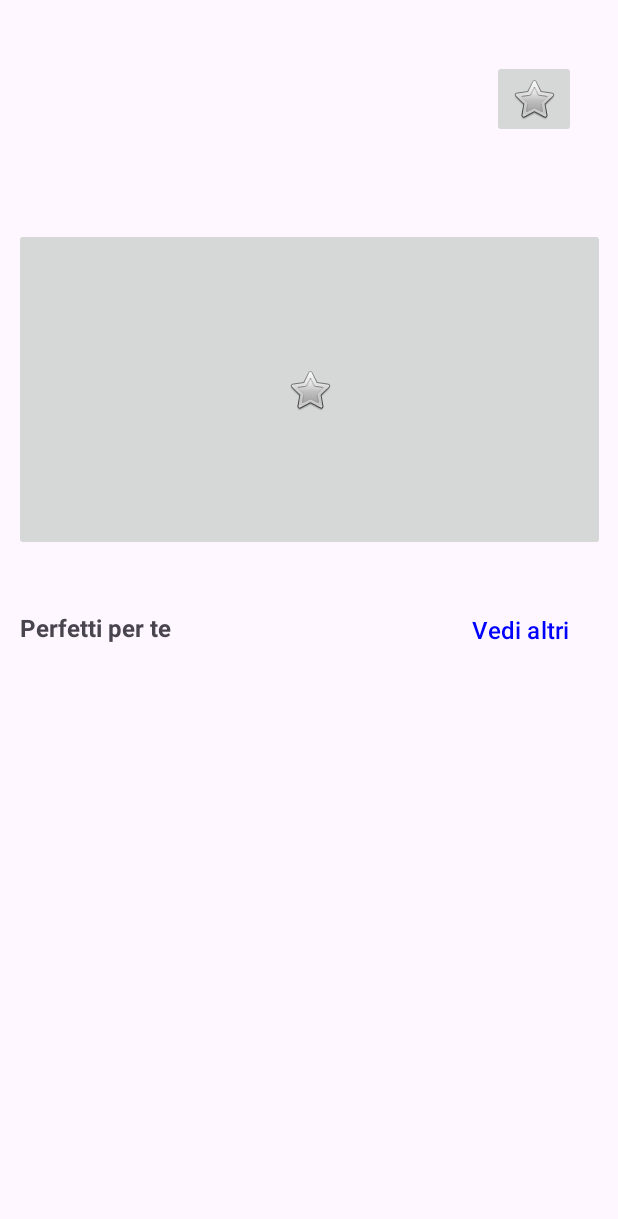
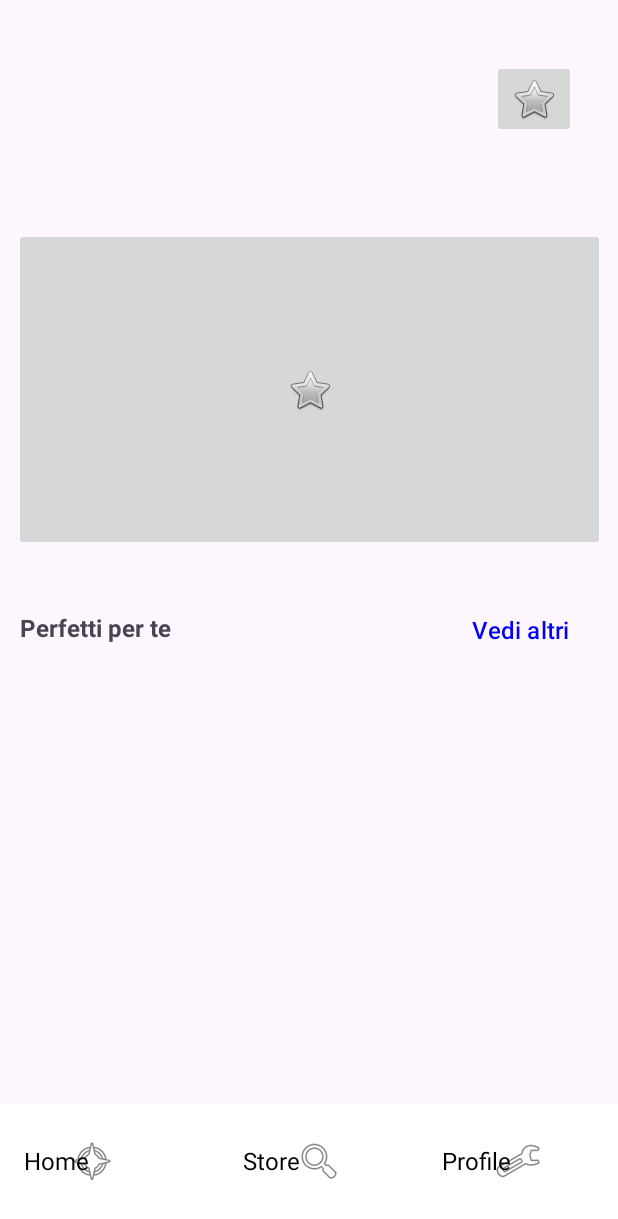
Before and after one commit to AntonioTagliafierro/TheLibrarians_LSO2324, an Android app: the HomeActivity screen opened directly, with no data from a screen before it, on a phone screen of 412 x 824 dp. Shown: the top 1219 px of the screen. Run offline under Robolectric (Android 15) with nearby library versions, the light colour scheme and no system bars.

Commit message:
modifiche di activity_home

```diff
--- a/app/src/main/res/layout/activity_home.xml
+++ b/app/src/main/res/layout/activity_home.xml
@@ -1,11 +1,17 @@
 <?xml version="1.0" encoding="utf-8"?>
-<ScrollView xmlns:android="http://schemas.android.com/apk/res/android"
+
+<RelativeLayout
+    xmlns:android="http://schemas.android.com/apk/res/android"
     xmlns:app="http://schemas.android.com/apk/res-auto"
     xmlns:tools="http://schemas.android.com/tools"
-    style="@android:style/Widget.DeviceDefault.Light.ScrollView"
     android:layout_width="match_parent"
-    android:layout_height="match_parent"
-    android:fillViewport="true">
+    android:layout_height="match_parent">
+
+
+    <ScrollView
+        android:layout_width="match_parent"
+        android:layout_height="match_parent"
+        android:fillViewport="true">
 
     <androidx.constraintlayout.widget.ConstraintLayout
         android:layout_width="match_parent"
@@ -58,4 +64,90 @@
             app:layout_constraintStart_toStartOf="parent"
             app:layout_constraintTop_toBottomOf="@+id/bookImageButton" />
     </androidx.constraintlayout.widget.ConstraintLayout>
-</ScrollView>
+    </ScrollView>
+
+    <LinearLayout
+        android:layout_width="match_parent"
+        android:layout_height="88dp"
+        android:layout_alignParentBottom="true"
+        android:background="@color/white"
+        android:orientation="horizontal">
+
+    <FrameLayout
+        android:layout_width="13dp"
+        android:layout_height="wrap_content"
+        android:layout_margin="16dp"
+        android:layout_weight="1">
+
+        <ImageButton
+            android:id="@+id/buttonHome"
+            android:layout_width="90dp"
+            android:layout_height="44dp"
+            android:layout_gravity="center_vertical"
+            android:background="@color/white"
+            android:src="@android:drawable/ic_menu_compass" />
+
+        <TextView
+            android:id="@+id/textViewHome"
+            android:layout_width="54dp"
+            android:layout_height="wrap_content"
+            android:layout_gravity="center_vertical|start"
+            android:text="Home"
+            android:textColor="@color/black"
+            android:textSize="16sp" />
+
+    </FrameLayout>
+
+    <FrameLayout
+        android:layout_width="0dp"
+        android:layout_height="wrap_content"
+        android:layout_margin="16dp"
+        android:layout_weight="1">
+
+        <ImageButton
+            android:id="@+id/buttonStore"
+            android:layout_width="match_parent"
+            android:layout_height="44dp"
+            android:layout_gravity="center_vertical"
+            android:background="@color/white"
+            android:src="@android:drawable/ic_menu_search" />
+
+        <TextView
+            android:id="@+id/textViewStore"
+            android:layout_width="wrap_content"
+            android:layout_height="wrap_content"
+            android:layout_gravity="center_vertical|start"
+            android:text="Store"
+            android:textColor="@color/black"
+            android:textSize="16sp" />
+
+    </FrameLayout>
+
+    <FrameLayout
+        android:layout_width="0dp"
+        android:layout_height="wrap_content"
+        android:layout_margin="16dp"
+        android:layout_weight="1">
+
+        <ImageButton
+            android:id="@+id/buttonProfile"
+            android:layout_width="match_parent"
+            android:layout_height="44dp"
+            android:layout_gravity="center_vertical"
+            android:background="@color/white"
+            android:src="@android:drawable/ic_menu_preferences" />
+
+        <TextView
+            android:id="@+id/textViewProfile"
+            android:layout_width="wrap_content"
+            android:layout_height="wrap_content"
+            android:layout_gravity="center_vertical|start"
+            android:text="Profile"
+            android:textColor="@color/black"
+            android:textSize="16sp" />
+
+    </FrameLayout>
+
+    </LinearLayout>
+
+</RelativeLayout>
```
